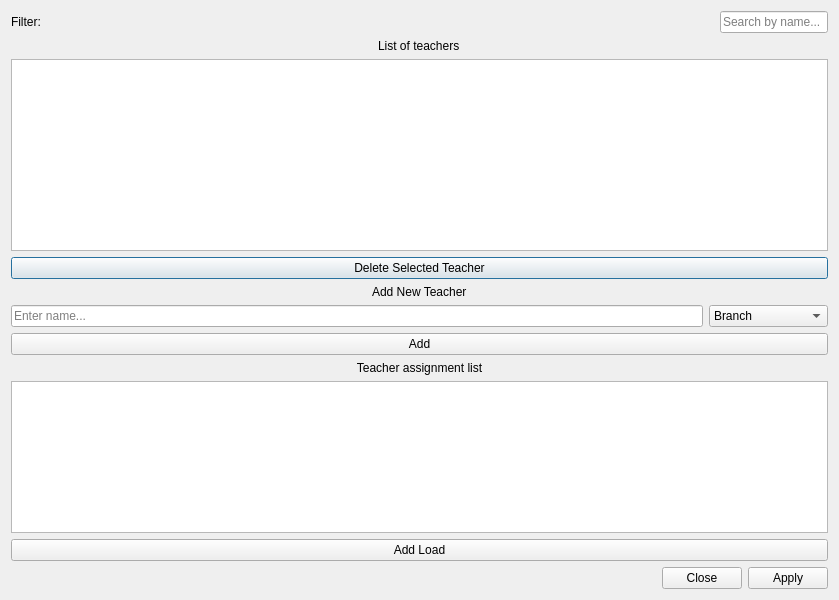
Before: the Qt Designer form converter/teacherdialog.ui in asdoc/timetable-generator, drawn with Qt 5.
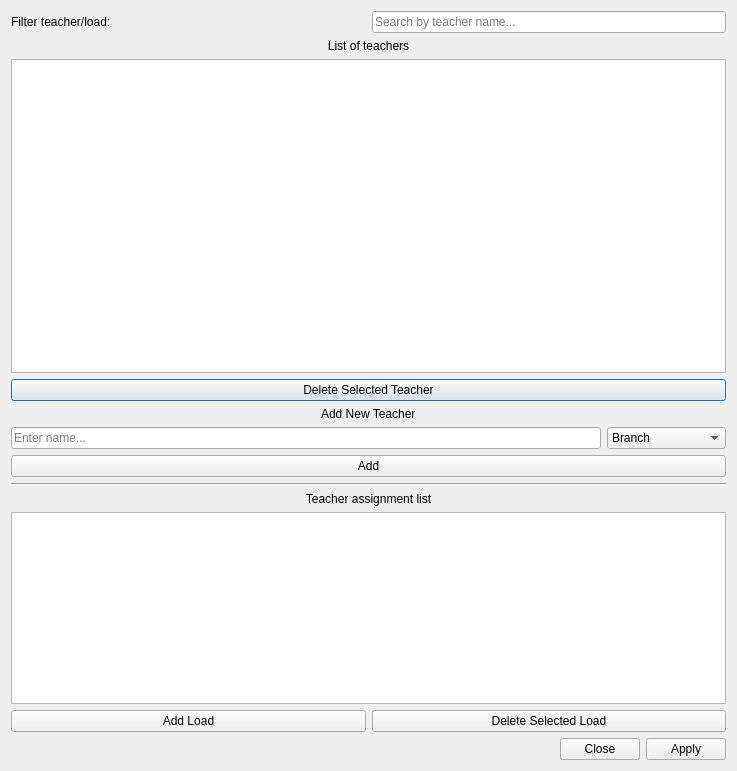
After: the same form once the commit is applied.

Commit message: Fixed bugs, added delete load button

What changed in the file:
```diff
--- a/converter/teacherdialog.ui
+++ b/converter/teacherdialog.ui
@@ -6,8 +6,8 @@
    <rect>
     <x>0</x>
     <y>0</y>
-    <width>839</width>
-    <height>600</height>
+    <width>737</width>
+    <height>771</height>
    </rect>
   </property>
   <property name="windowTitle">
@@ -19,29 +19,29 @@
      <item>
       <widget class="QLabel" name="label_4">
        <property name="text">
-        <string>Filter:</string>
+        <string>Filter teacher/load:</string>
        </property>
       </widget>
      </item>
      <item>
       <widget class="QLineEdit" name="filter_lbl">
        <property name="sizePolicy">
-        <sizepolicy hsizetype="Fixed" vsizetype="Fixed">
+        <sizepolicy hsizetype="Minimum" vsizetype="Fixed">
          <horstretch>0</horstretch>
          <verstretch>0</verstretch>
         </sizepolicy>
        </property>
        <property name="placeholderText">
-        <string>Search by name...</string>
+        <string>Search by teacher name...</string>
        </property>
       </widget>
      </item>
     </layout>
    </item>
-   <item alignment="Qt::AlignHCenter">
+   <item>
     <widget class="QLabel" name="label">
      <property name="text">
-      <string>List of teachers</string>
+      <string>&lt;html&gt;&lt;head/&gt;&lt;body&gt;&lt;p align=&quot;center&quot;&gt;List of teachers&lt;/p&gt;&lt;/body&gt;&lt;/html&gt;</string>
      </property>
     </widget>
    </item>
@@ -124,6 +124,13 @@
        </property>
       </widget>
      </item>
+     <item>
+      <widget class="Line" name="line">
+       <property name="orientation">
+        <enum>Qt::Horizontal</enum>
+       </property>
+      </widget>
+     </item>
      <item>
       <widget class="QLabel" name="label_2">
        <property name="text">
@@ -145,6 +152,13 @@
        </property>
       </widget>
      </item>
+     <item>
+      <widget class="QPushButton" name="delete_load_button">
+       <property name="text">
+        <string>Delete Selected Load</string>
+       </property>
+      </widget>
+     </item>
     </layout>
    </item>
    <item>
```
Left out of the diff: 2 changed lines with no effect on the pictures. The commit also changes 5 other files.
